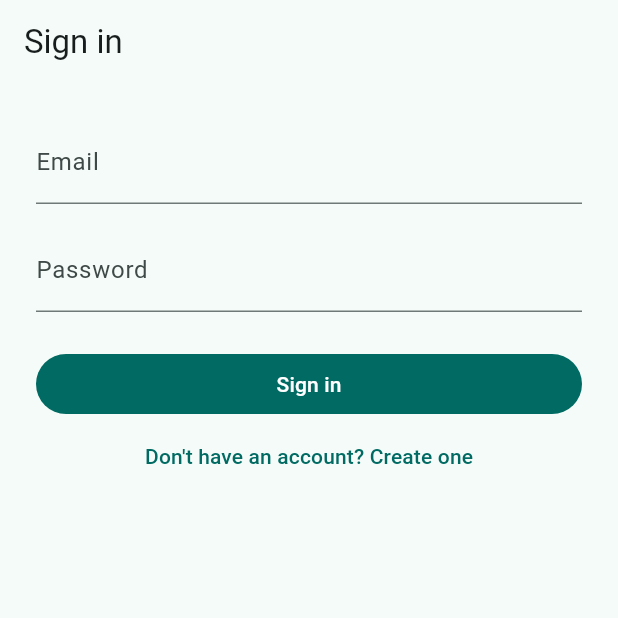
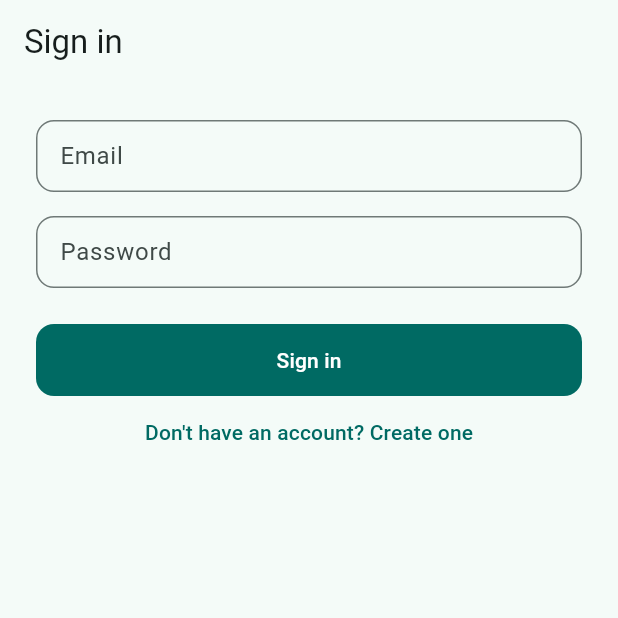
Before and after one commit to kanhaiya222/ls45-mobile, a Flutter app: the screen it shows after launch, after a tap on the "person outline" icon, on a phone screen of 412 x 824 dp, the top half of it. Run offline on Flutter 3.47's test engine with Material 3 defaults, Android fonts, the phone set to English and light mode, and no system bars; our stand-ins replace dio, flutter_riverpod, flutter_secure_storage, go_router; network calls fail.

Commit message:
M.11: branding + polish (mobile) — P1 MOBILE COMPLETE
- Shared light/dark brand theme (teal seed; AppBar/input/button/chip themes), themeMode.system.
- Renamed app to "LS45 — Life Starts at 45": web index.html title + apple title + description,
  web manifest (name/short_name/description + teal theme/background colors), Android app label.
- App icon + native splash still need design assets (deferred to a design pass).

This completes the Flutter mobile app M.1-M.11 (the last in-scope deliverable).
Verified: flutter analyze clean; flutter test 43/43 green; flutter build web SUCCESS.

Co-Authored-By: Claude Opus 4.8 <noreply@anthropic.com>

```diff
--- a/lib/app/ls45_app.dart
+++ b/lib/app/ls45_app.dart
@@ -2,11 +2,10 @@ import 'package:flutter/material.dart';
 import 'package:flutter_riverpod/flutter_riverpod.dart';
 
 import 'router.dart';
+import 'theme.dart';
 
-/// Brand teal — matches the web/admin theme (#0F766E).
-const Color kBrandTeal = Color(0xFF0F766E);
-
-/// Root application widget. Drives navigation via go_router (see [routerProvider]).
+/// Root application widget. Drives navigation via go_router (see [routerProvider]) and applies the
+/// shared light/dark brand theme (follows the system setting).
 class Ls45App extends ConsumerWidget {
   const Ls45App({super.key});
 
@@ -15,10 +14,9 @@ class Ls45App extends ConsumerWidget {
     return MaterialApp.router(
       title: 'LS45 — Life Starts at 45',
       debugShowCheckedModeBanner: false,
-      theme: ThemeData(
-        colorScheme: ColorScheme.fromSeed(seedColor: kBrandTeal),
-        useMaterial3: true,
-      ),
+      theme: lightTheme,
+      darkTheme: darkTheme,
+      themeMode: ThemeMode.system,
       routerConfig: ref.watch(routerProvider),
     );
   }
--- /dev/null
+++ b/lib/app/theme.dart
@@ -0,0 +1,35 @@
+import 'package:flutter/material.dart';
+
+/// Brand teal — matches the web/admin palette (#0F766E).
+const Color brandTeal = Color(0xFF0F766E);
+
+ThemeData _build(Brightness brightness) {
+  final scheme = ColorScheme.fromSeed(seedColor: brandTeal, brightness: brightness);
+  return ThemeData(
+    colorScheme: scheme,
+    useMaterial3: true,
+    scaffoldBackgroundColor: scheme.surface,
+    appBarTheme: AppBarTheme(
+      centerTitle: false,
+      scrolledUnderElevation: 1,
+      backgroundColor: scheme.surface,
+      foregroundColor: scheme.onSurface,
+    ),
+    inputDecorationTheme: InputDecorationTheme(
+      isDense: true,
+      border: OutlineInputBorder(borderRadius: BorderRadius.circular(12)),
+    ),
+    filledButtonTheme: FilledButtonThemeData(
+      style: FilledButton.styleFrom(
+        minimumSize: const Size.fromHeight(48),
+        shape: RoundedRectangleBorder(borderRadius: BorderRadius.circular(12)),
+      ),
+    ),
+    chipTheme: ChipThemeData(
+      shape: RoundedRectangleBorder(borderRadius: BorderRadius.circular(999)),
+    ),
+  );
+}
+
+ThemeData get lightTheme => _build(Brightness.light);
+ThemeData get darkTheme => _build(Brightness.dark);
```
Also changed, not shown: 3 other files.
